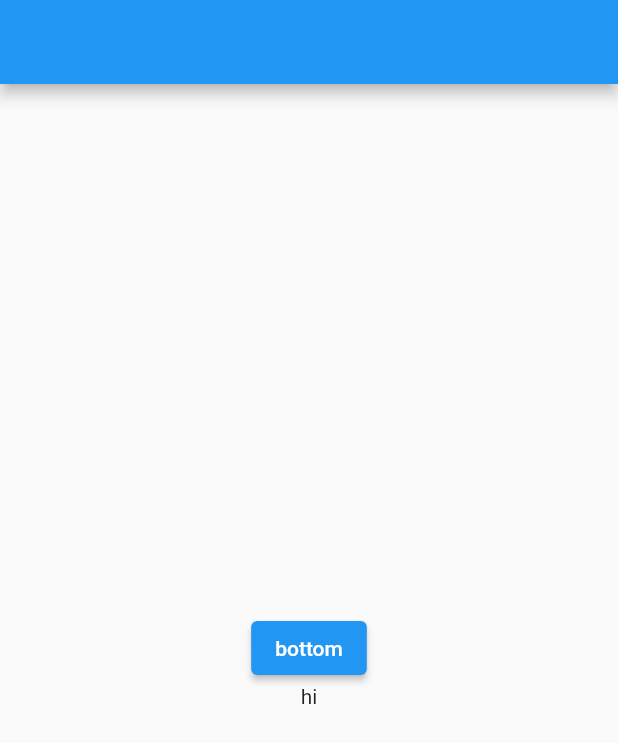
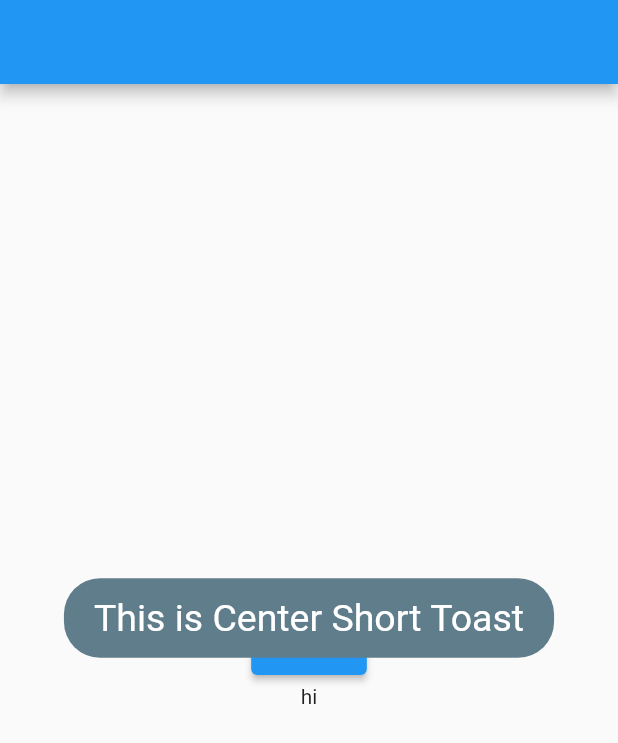
Before and after one commit to donggyu904/flutter_application, a Flutter app: the screen it shows after launch, after a tap on "bottom", on a phone screen of 412 x 824 dp. Shown: the top 743 px of the screen. Run offline on Flutter 3.47's test engine with Material 2 defaults, Android fonts, the phone set to English and light mode, and no system bars; our stand-ins replace fluttertoast.

```diff
--- a/lib/page/home_page.dart
+++ b/lib/page/home_page.dart
@@ -1,4 +1,5 @@
 import 'package:flutter/material.dart';
+import 'package:fluttertoast/fluttertoast.dart';
 
 class HomePage extends StatefulWidget {
   const HomePage({super.key, required this.title});
@@ -27,7 +28,16 @@ class _HomePageState extends State<HomePage> {
           mainAxisAlignment: MainAxisAlignment.center,
           children: [
             ElevatedButton(
-              onPressed: () {},
+              onPressed: () {
+                Fluttertoast.showToast(
+                    msg: "This is Center Short Toast",
+                    toastLength: Toast.LENGTH_SHORT,
+                    gravity: ToastGravity.CENTER,
+                    timeInSecForIosWeb: 1,
+                    backgroundColor: Colors.blueGrey,
+                    textColor: Colors.white,
+                    fontSize: 25.0);
+              },
               child: const Text('bottom'),
             ),
             const Center(child: Text('hi')),
--- a/pubspec.yaml
+++ b/pubspec.yaml
@@ -36,6 +36,7 @@ dependencies:
   # The following adds the Cupertino Icons font to your application.
   # Use with the CupertinoIcons class for iOS style icons.
   cupertino_icons: ^1.0.2
+  fluttertoast: ^8.1.2
 
 dev_dependencies:
   flutter_test:
```
Also changed, not shown: pubspec.lock, 9 other files.
